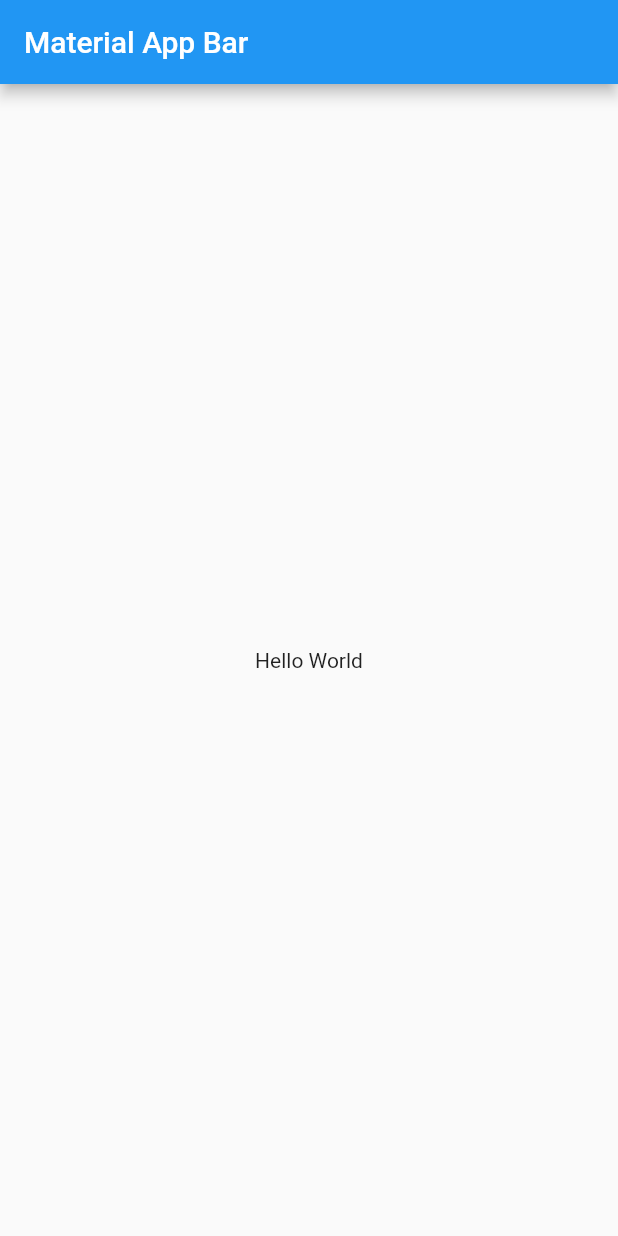
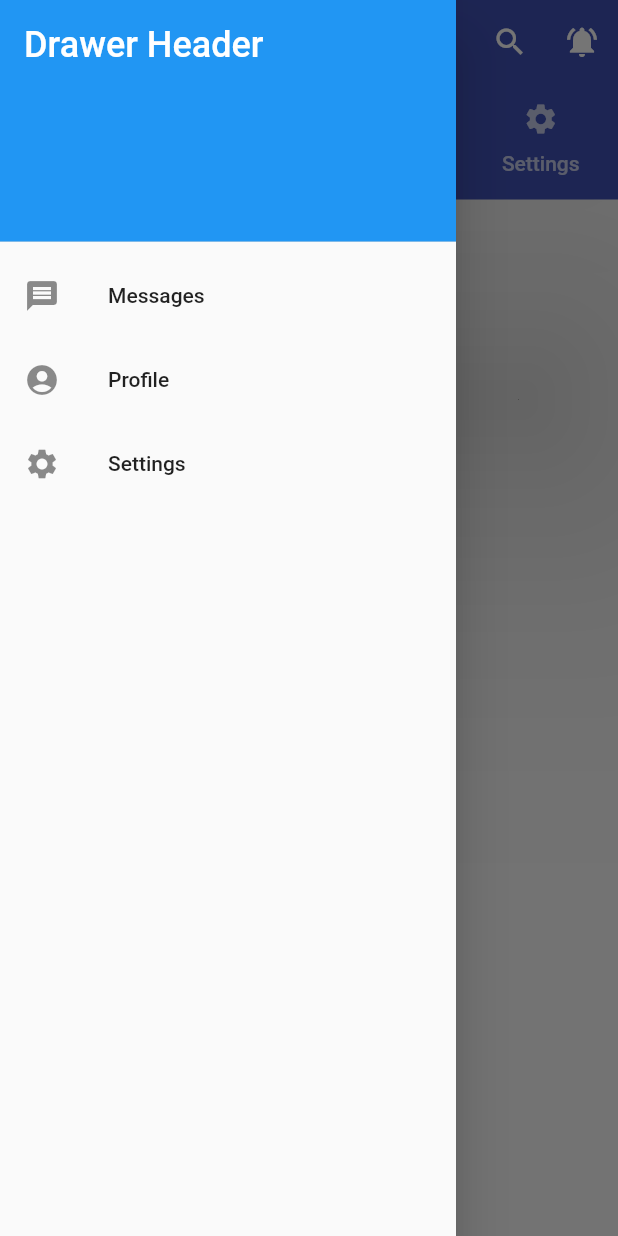
Before and after one commit to malenarojas/ProyectoSig, a Flutter app: the screen it shows after launch, with the side drawer open (before the commit the screen has no drawer), on a phone screen of 412 x 824 dp. Run offline on Flutter 3.47's test engine with Material 2 defaults, Android fonts, the phone set to English and light mode, and no system bars.

Commit message:
agregando listview1

```diff
--- /dev/null
+++ b/lib/list_view1.dart
@@ -0,0 +1,90 @@
+//import 'dart:html';
+
+import 'package:flutter/material.dart';
+
+class ListView1Screen extends StatelessWidget {
+  const ListView1Screen({Key? key}) : super(key: key);
+
+  @override
+  Widget build(BuildContext context) {
+    return DefaultTabController(
+      length: 4,
+      child: Scaffold(
+        appBar: AppBar(
+          title: const Text('Planificador de viajes'),
+          centerTitle: true,
+          backgroundColor: Colors.indigo,
+          actions: [
+            IconButton(
+              icon: const Icon(Icons.search),
+              onPressed: () {},
+            ),
+            IconButton(
+              icon: const Icon(Icons.notifications_active),
+              onPressed: () {},
+            ),
+          ],
+          bottom: const TabBar(
+            indicatorColor: Colors.white,
+            indicatorWeight: 5,
+            tabs: [
+              Tab(icon: Icon(Icons.home), text: 'Home'),
+              Tab(icon: Icon(Icons.map_sharp), text: 'Mapa'),
+              Tab(icon: Icon(Icons.face), text: 'Profile'),
+              Tab(icon: Icon(Icons.settings), text: 'Settings'),
+            ],
+          ),
+          elevation: 100,
+          titleSpacing: 20,
+        ),
+        drawer: Drawer(
+          child: ListView(
+            padding: EdgeInsets.zero,
+            children: const <Widget>[
+              DrawerHeader(
+                decoration: BoxDecoration(
+                  color: Colors.blue,
+                ),
+                child: Text(
+                  'Drawer Header',
+                  style: TextStyle(
+                    color: Colors.white,
+                    fontSize: 24,
+                  ),
+                ),
+              ),
+              ListTile(
+                leading: Icon(Icons.message),
+                title: Text('Messages'),
+              ),
+              ListTile(
+                leading: Icon(Icons.account_circle),
+                title: Text('Profile'),
+              ),
+              ListTile(
+                leading: Icon(Icons.settings),
+                title: Text('Settings'),
+              ),
+            ],
+          ),
+        ),
+        body: const TabBarView(
+          children: [
+            Center(
+              child: Text("home"),
+            ),
+            Center(
+              child: Text("mapa"),
+            ),
+            Center(
+              child: Text("Profile"),
+            ),
+            Center(
+              child: Text("Setting"),
+            ),
+          ],
+        ),
+      ),
+    );
+  }
+}
--- a/lib/main.dart
+++ b/lib/main.dart
@@ -1,25 +1,18 @@
 import 'package:flutter/material.dart';
+import 'package:flutter_application_2/list_view1.dart';
+import 'package:flutter_application_2/Login.dart';
+import 'package:flutter_application_2/screens/card_screens.dart';
 
-void main() => runApp( const MyApp());
+void main() => runApp(const MyApp());
 
 class MyApp extends StatelessWidget {
   const MyApp({Key? key}) : super(key: key);
 
-
-
   @override
   Widget build(BuildContext context) {
-    return MaterialApp(
-      debugShowCheckedModeBanner: false,
-      title: 'Material App',
-      home: Scaffold(
-        appBar: AppBar(
-          title: const Text('Material App Bar'),
-        ),
-        body: const Center(
-          child: Text('Hello World'),
-        ),
-      ),
-    );
+    return const MaterialApp(
+        debugShowCheckedModeBanner: false,
+        title: 'Material App',
+        home: ListView1Screen());
   }
 }
--- /dev/null
+++ b/lib/screens/card_screens.dart
@@ -0,0 +1,45 @@
+import 'package:flutter/material.dart';
+
+class CardScreen extends StatelessWidget {
+  const CardScreen({Key? key}) : super(key: key);
+
+  @override
+  Widget build(BuildContext context) {
+    return Scaffold(
+      appBar: AppBar(
+        title: const Text('Drawer Demo'),
+      ),
+      drawer: Drawer(
+        child: ListView(
+          padding: EdgeInsets.zero,
+          children: const <Widget>[
+            DrawerHeader(
+              decoration: BoxDecoration(
+                color: Colors.blue,
+              ),
+              child: Text(
+                'Drawer Header',
+                style: TextStyle(
+                  color: Colors.white,
+                  fontSize: 24,
+                ),
+              ),
+            ),
+            ListTile(
+              leading: Icon(Icons.message),
+              title: Text('Messages'),
+            ),
+            ListTile(
+              leading: Icon(Icons.account_circle),
+              title: Text('Profile'),
+            ),
+            ListTile(
+              leading: Icon(Icons.settings),
+              title: Text('Settings'),
+            ),
+          ],
+        ),
+      ),
+    );
+  }
+}
```
Also changed, not shown: lib/Drawer.dart (added, +40 -0 lines), lib/home.dart (added).
